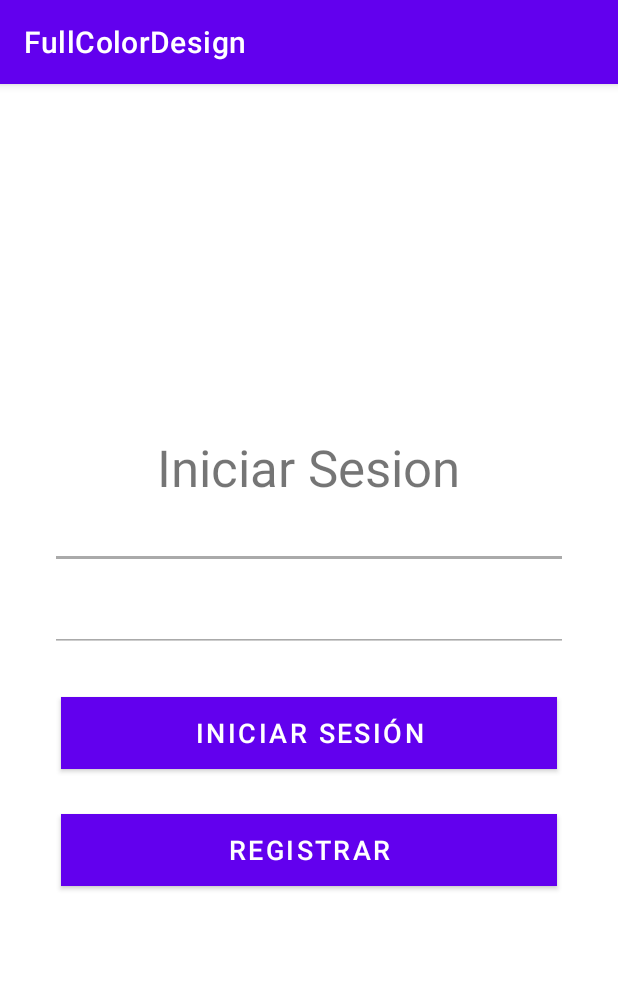
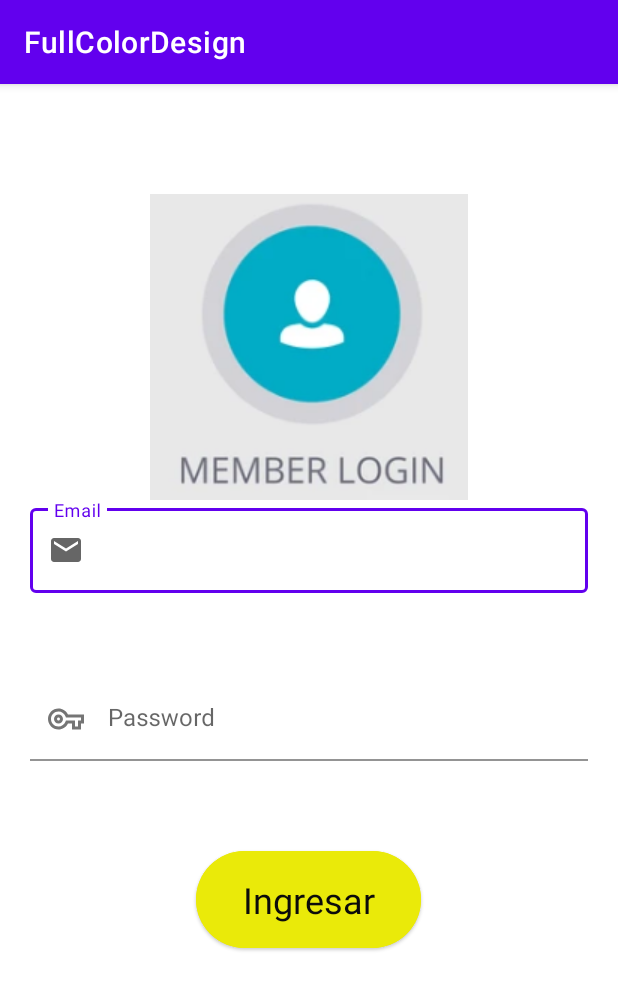
Before and after one commit to HenryFelic07/FullColorDesign, an Android app: the screen it shows after launch (MainActivity), on a phone screen of 412 x 824 dp. Shown: the top 990 px of the screen. Run offline under Robolectric (Android 15) with nearby library versions, the light colour scheme and no system bars.

Commit message:
segundo comit

```diff
--- a/app/build.gradle
+++ b/app/build.gradle
@@ -40,4 +40,7 @@ dependencies {
     testImplementation 'junit:junit:4.+'
     androidTestImplementation 'androidx.test.ext:junit:1.1.3'
     androidTestImplementation 'androidx.test.espresso:espresso-core:3.4.0'
+
+    // DEPENDENCIAS PROPIAS
+    implementation 'com.google.android.material:material:1.5.0'
 }
--- a/app/src/main/java/com/example/fullcolordesign/MainActivity.kt
+++ b/app/src/main/java/com/example/fullcolordesign/MainActivity.kt
@@ -2,10 +2,28 @@ package com.example.fullcolordesign
 
 import androidx.appcompat.app.AppCompatActivity
 import android.os.Bundle
+import android.widget.Button
+import android.widget.EditText
+import com.google.android.material.textfield.TextInputLayout
 
 class MainActivity : AppCompatActivity() {
     override fun onCreate(savedInstanceState: Bundle?) {
         super.onCreate(savedInstanceState)
         setContentView(R.layout.activity_main)
+
+
+        var mainBotonIngresar= findViewById<Button>(R.id.mainButtonIngresar)
+        var mainEditTxtEmail= findViewById<EditText>(R.id.mainEditTextEmail)
+        var mainEditTxtPassword= findViewById<EditText>(R.id.mainEditTextPassword)
+        var mainTextFaildEmail = findViewById<TextInputLayout>(R.id.mainTextFieldEmail)
+
+        mainBotonIngresar.setOnClickListener(){
+            if (mainEditTxtEmail.text.toString().trim() == "")
+            {
+                mainTextFaildEmail.error= getString(R.string.error)
+            } else{ mainTextFaildEmail.error= null }
+        }
+
+
     }
 }
--- /dev/null
+++ b/app/src/main/res/drawable/corner_radius.xml
@@ -0,0 +1,5 @@
+<?xml version="1.0" encoding="utf-8"?>
+<shape xmlns:android="http://schemas.android.com/apk/res/android">
+        <corners android:radius="50dp"/>
+        <solid android:color="@color/purple_200"/>
+</shape>
--- /dev/null
+++ b/app/src/main/res/drawable/ic_email_24.xml
@@ -0,0 +1,5 @@
+<vector android:height="24dp" android:tint="#C8B017"
+    android:viewportHeight="24" android:viewportWidth="24"
+    android:width="24dp" xmlns:android="http://schemas.android.com/apk/res/android">
+    <path android:fillColor="@android:color/white" android:pathData="M20,4L4,4c-1.1,0 -1.99,0.9 -1.99,2L2,18c0,1.1 0.9,2 2,2h16c1.1,0 2,-0.9 2,-2L22,6c0,-1.1 -0.9,-2 -2,-2zM20,8l-8,5 -8,-5L4,6l8,5 8,-5v2z"/>
+</vector>
--- /dev/null
+++ b/app/src/main/res/drawable/ic_password_24.xml
@@ -0,0 +1,10 @@
+<vector xmlns:android="http://schemas.android.com/apk/res/android"
+    android:width="24dp"
+    android:height="24dp"
+    android:viewportWidth="24"
+    android:viewportHeight="24"
+    android:tint="?attr/colorControlNormal">
+  <path
+      android:fillColor="@android:color/white"
+      android:pathData="M22,19h-6v-4h-2.68c-1.14,2.42 -3.6,4 -6.32,4 -3.86,0 -7,-3.14 -7,-7s3.14,-7 7,-7c2.72,0 5.17,1.58 6.32,4L24,9v6h-2v4zM18,17h2v-4h2v-2L11.94,11l-0.23,-0.67C11.01,8.34 9.11,7 7,7c-2.76,0 -5,2.24 -5,5s2.24,5 5,5c2.11,0 4.01,-1.34 4.71,-3.33l0.23,-0.67L18,13v4zM7,15c-1.65,0 -3,-1.35 -3,-3s1.35,-3 3,-3 3,1.35 3,3 -1.35,3 -3,3zM7,11c-0.55,0 -1,0.45 -1,1s0.45,1 1,1 1,-0.45 1,-1 -0.45,-1 -1,-1z"/>
+</vector>
--- a/app/src/main/res/layout/activity_main.xml
+++ b/app/src/main/res/layout/activity_main.xml
@@ -1,86 +1,81 @@
 <?xml version="1.0" encoding="utf-8"?>
-<androidx.constraintlayout.widget.ConstraintLayout xmlns:android="http://schemas.android.com/apk/res/android"
+<LinearLayout xmlns:android="http://schemas.android.com/apk/res/android"
     xmlns:app="http://schemas.android.com/apk/res-auto"
     xmlns:tools="http://schemas.android.com/tools"
     android:layout_width="match_parent"
     android:layout_height="match_parent"
+    android:backgroundTint="@color/design_default_color_background"
+    android:orientation="vertical"
     tools:context=".MainActivity">
-
 
     <LinearLayout
         android:layout_width="match_parent"
         android:layout_height="match_parent"
-        android:layout_marginLeft="25dp"
-        android:layout_marginRight="25dp"
-        android:gravity="center"
+        android:layout_marginLeft="20dp"
+        android:layout_marginTop="38dp"
+        android:layout_marginRight="20dp"
         android:orientation="vertical">
 
-        <TextView
-            android:layout_width="wrap_content"
-            android:layout_height="wrap_content"
-            android:text="Iniciar Sesion"
-            android:textSize="34sp"
-            app:layout_constraintBottom_toBottomOf="parent"
-            app:layout_constraintLeft_toLeftOf="parent"
-            app:layout_constraintRight_toRightOf="parent"
-            app:layout_constraintTop_toTopOf="parent" />
-
-        <EditText
-            android:id="@+id/txtUsuario"
+        <ImageView
+            android:id="@+id/mainImageView"
             android:layout_width="match_parent"
             android:layout_height="wrap_content"
-            android:layout_marginStart="8dp"
-            android:layout_marginEnd="8dp"
-            android:backgroundTint="@android:color/darker_gray"
+            android:layout_marginTop="35dp"
+            app:srcCompat="@drawable/login" />
 
-            android:ems="10"
-            android:hint="Usuario"
-            android:inputType="textPersonName"
-            android:paddingLeft="5dp"
-            android:textColor="@color/white"
-            android:textColorHint="#FFFFFF" />
 
-        <EditText
-            android:id="@+id/txtPassword"
+        <com.google.android.material.textfield.TextInputLayout
+            android:id="@+id/mainTextFieldEmail"
             android:layout_width="match_parent"
             android:layout_height="wrap_content"
-            android:layout_marginStart="8dp"
-            android:layout_marginTop="10dp"
-            android:layout_marginEnd="8dp"
-            android:backgroundTint="@android:color/darker_gray"
-            android:ems="10"
+            android:hint="Email"
+            app:startIconDrawable= "@drawable/ic_email_24"
+            style="@style/Widget.MaterialComponents.TextInputLayout.OutlinedBox"
+            app:errorEnabled="true">
+
+            <EditText
+                android:id="@+id/mainEditTextEmail"
+                android:layout_width="match_parent"
+                android:layout_height="wrap_content"
+                android:layout_marginTop="35dp"
+                android:ems="10"
+                android:inputType="textEmailAddress"
+                android:minHeight="48dp"
+                tools:ignore="SpeakableTextPresentCheck" />
+        </com.google.android.material.textfield.TextInputLayout>
+
+        <com.google.android.material.textfield.TextInputLayout
+            android:id="@+id/mainTextFieldPassword"
+            android:layout_width="match_parent"
+            android:layout_height="wrap_content"
             android:hint="Password"
-            android:inputType="textPassword"
-            android:paddingLeft="5dp"
-            android:textColor="@color/white"
-            android:textColorHint="#FFFFFF" />
+            app:startIconDrawable= "@drawable/ic_password_24"
+            app:errorEnabled="true">
+
+            <EditText
+                android:id="@+id/mainEditTextPassword"
+                android:layout_width="match_parent"
+                android:layout_height="wrap_content"
+                android:layout_marginTop="35dp"
+                android:backgroundTint="#FFFFFF"
+                android:ems="10"
+                android:inputType="textEmailAddress"
+                android:minHeight="48dp"
+                tools:ignore="SpeakableTextPresentCheck" />
+        </com.google.android.material.textfield.TextInputLayout>
+
 
         <Button
-            android:id="@+id/btnIngresar"
-            android:layout_width="match_parent"
+            android:id="@+id/mainButtonIngresar"
+            style="@style/Boton"
+            android:layout_width="150dp"
             android:layout_height="wrap_content"
-            android:layout_marginLeft="15dp"
-            android:layout_marginTop="30dp"
-            android:layout_marginRight="15dp"
-            android:background="#1976d2"
-            android:text="Iniciar Sesión"
-            android:textColor="#FFF"
-            android:textSize="18sp"/>
-
-        <Button
-            android:id="@+id/btnRegistrar"
-            android:layout_width="match_parent"
-            android:layout_height="wrap_content"
-            android:layout_marginLeft="15dp"
-            android:layout_marginTop="30dp"
-            android:layout_marginRight="15dp"
-            android:background="#1976d2"
-            android:text="Registrar"
-            android:textColor="#FFF"
-            android:textSize="18sp" />
-
+            android:layout_gravity="center_horizontal"
+            android:layout_marginTop="35dp"
+            android:backgroundTint="@color/amarrillo"
+            android:text="Ingresar"
+            android:textColor="#0B0B0B"
+            android:textSize="24sp" />
     </LinearLayout>
 
-
-
-</androidx.constraintlayout.widget.ConstraintLayout>
+</LinearLayout>
--- a/app/src/main/res/values/colors.xml
+++ b/app/src/main/res/values/colors.xml
@@ -7,4 +7,11 @@
     <color name="teal_700">#FF018786</color>
     <color name="black">#FF000000</color>
     <color name="white">#FFFFFFFF</color>
+
+    <!-- //AUMENTADO. -->
+    <color name="amarrillo">#EAEA09</color>
+    <color name="rojo">#EC070F</color>
+    <color name="verde">#10E118</color>
+
+
 </resources>
--- a/app/src/main/res/values/strings.xml
+++ b/app/src/main/res/values/strings.xml
@@ -1,3 +1,4 @@
 <resources>
     <string name="app_name">FullColorDesign</string>
+    <string name="error"> Error Email </string>
 </resources>
--- a/app/src/main/res/values/themes.xml
+++ b/app/src/main/res/values/themes.xml
@@ -13,4 +13,12 @@
         <item name="android:statusBarColor" tools:targetApi="l">?attr/colorPrimaryVariant</item>
         <!-- Customize your theme here. -->
     </style>
+
+    <style name="Boton" parent="Widget.Material3.Button.ElevatedButton">
+        <item name="android:backgroundTint">@color/verde</item>
+        <item name="android:textSize">16sp</item>
+        <item name="android:padding">16dp</item>
+        <item name="textAllCaps">false</item> <!-- para cambiar la letra a texto que defini (mayusculas o minusculas) -->
+
+    </style>
 </resources>
```
Also changed, not shown: app/src/main/res/drawable/login.png (added).
